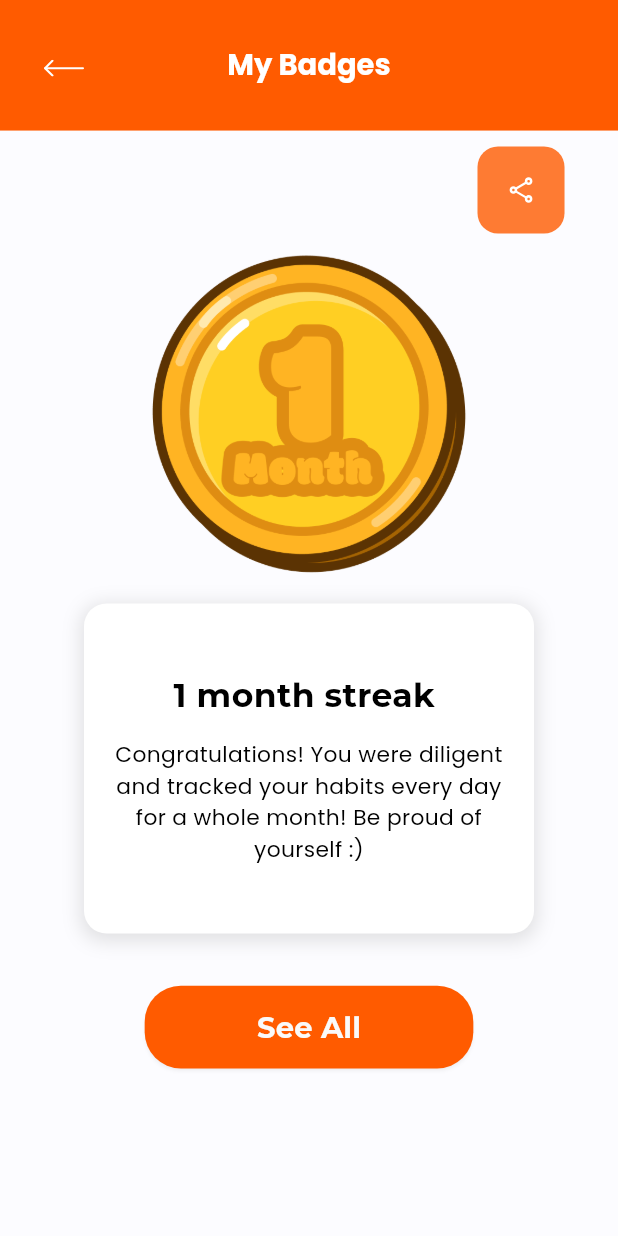
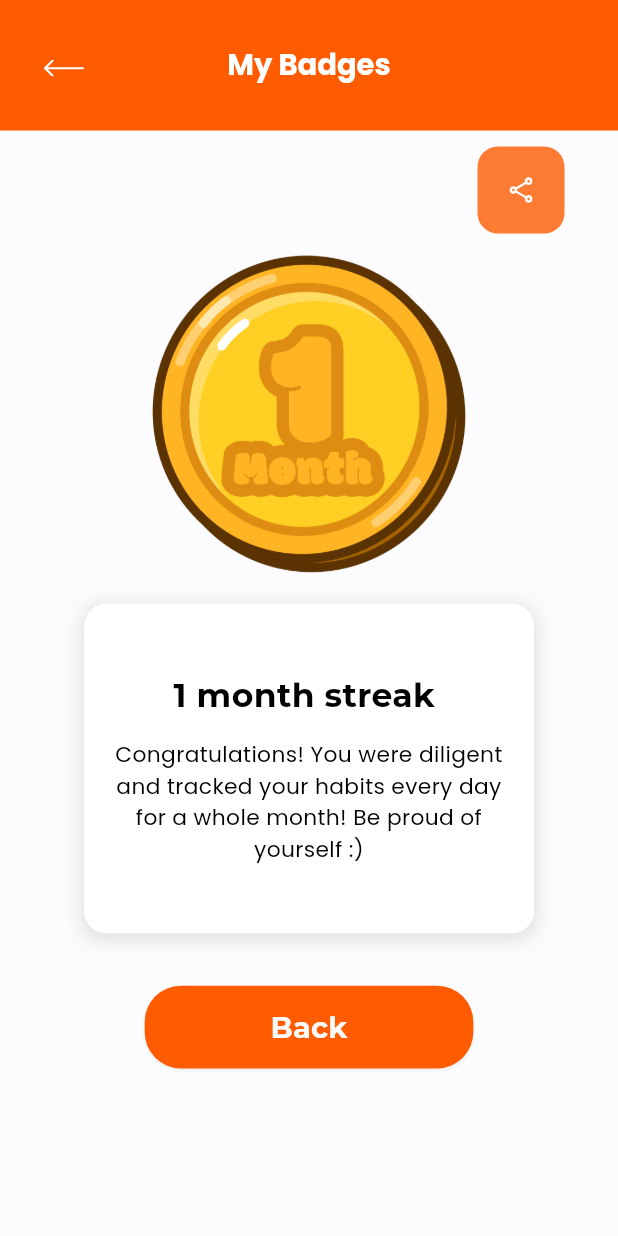
Before and after one commit to muneeb202/Martial-Arts, a Flutter app: the BadgesDetailScreen screen opened by its route, on a phone screen of 412 x 824 dp. Run offline on Flutter 3.47's test engine with Material 3 defaults, Android fonts, the phone set to English and light mode, and no system bars; our stand-ins replace cached_network_image, carousel_slider, connectivity_plus, convex_bottom_bar, flutter_animate, flutter_svg and 8 more; accounts and stored records are empty; project files that could hold a hidden picture were left out.

Commit message:
changed button text in badges detail screen

```diff
--- a/martial_arts_app-master/lib/presentation/badges_detail_screen/badges_detail_screen.dart
+++ b/martial_arts_app-master/lib/presentation/badges_detail_screen/badges_detail_screen.dart
@@ -89,7 +89,7 @@ class BadgesDetailScreen extends GetWidget<BadgesDetailController> {
             CustomElevatedButton(
               height: 57.v,
               width: 209.h,
-              text: "lbl_see_all".tr,
+              text: "Back",
               buttonStyle: CustomButtonStyles.fillPrimary,
               buttonTextStyle: CustomTextStyles.titleLargeInterGray50,
               onPressed: () {
```
